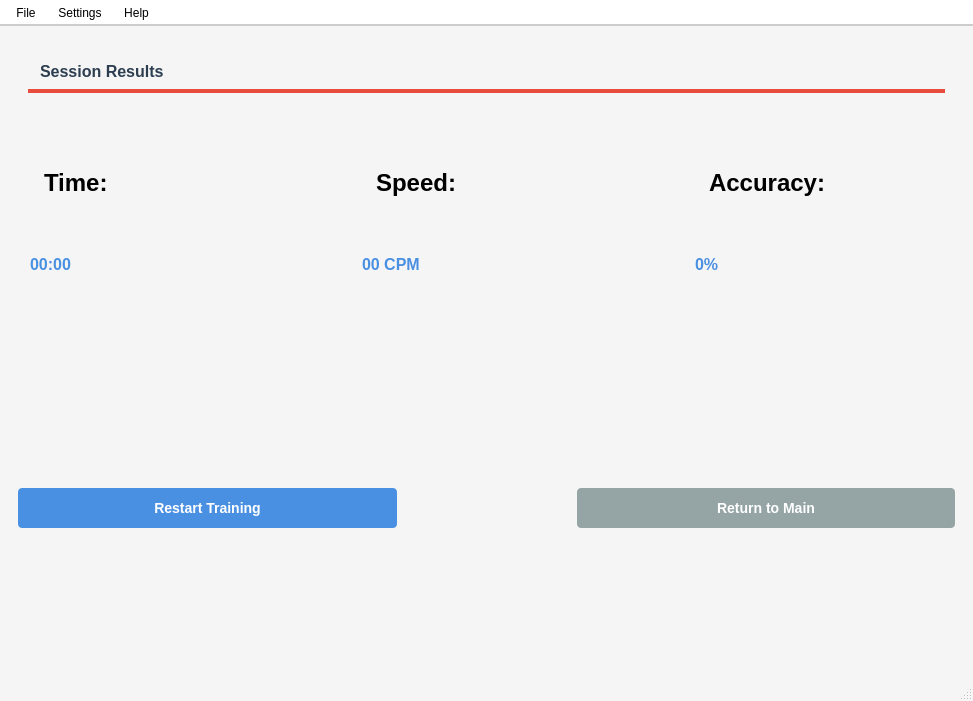
Qt form mainwindow.ui (Lizaahdjh/Practical-work_TypingTrainer.) before a commit.
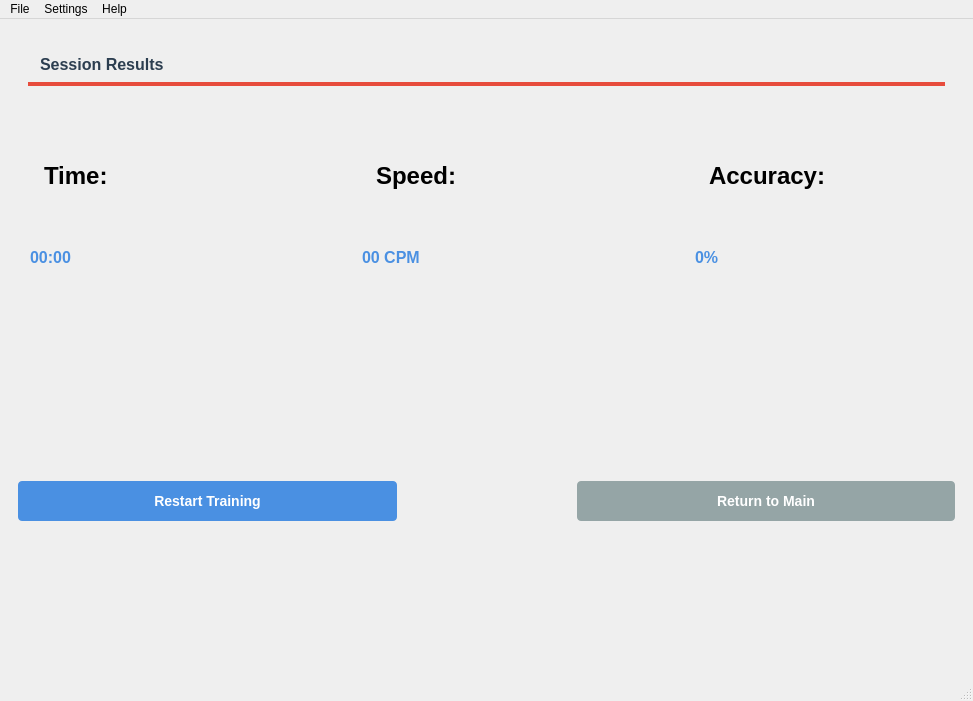
The same form after that commit. The open tabs and pages were chosen to show the change.

Diff of the .ui file:
```diff
--- a/mainwindow.ui
+++ b/mainwindow.ui
@@ -14,40 +14,7 @@
    <string>MainWindow</string>
   </property>
   <property name="styleSheet">
-   <string notr="true">QMainWindow {
-    background-color: #f5f5f5;
-}
-
-QMenuBar {
-    background-color: #ffffff;
-    border-bottom: 2px solid #cccccc;
-    padding: 2px;
-}
-
-QMenuBar::item {
-    padding: 4px 8px;
-    border-radius: 4px;
-}
-
-QMenuBar::item:selected {
-    background-color: #e0e0e0;
-}
-
-QMenu {
-    background-color: #ffffff;
-    border: 1px solid #cccccc;
-    border-radius: 4px;
-    padding: 4px;
-}
-
-QMenu::item {
-    padding: 4px 20px;
-    border-radius: 2px;
-}
-
-QMenu::item:selected {
-    background-color: #e0e0e0;
-}</string>
+   <string notr="true"/>
   </property>
   <widget class="QWidget" name="centralwidget">
    <layout class="QVBoxLayout" name="verticalLayout">
@@ -257,7 +224,6 @@
 }
 
 #pageResults QGroupBox {
-    background-color: #ffffff;
     border: 2px solid #e0e0e0;
     border-radius: 8px;
     margin-top: 10px;
@@ -270,7 +236,6 @@
     subcontrol-origin: margin;
     left: 20px;
     padding: 0 10px 0 10px;
-    background-color: #ffffff;
 }
 
 #pageResults QLabel {
@@ -1149,7 +1114,7 @@
      <x>0</x>
      <y>0</y>
      <width>973</width>
-     <height>33</height>
+     <height>26</height>
     </rect>
    </property>
    <widget class="QMenu" name="menuFile">
```
Left out of the diff: 21 changed lines with no effect on the pictures.
